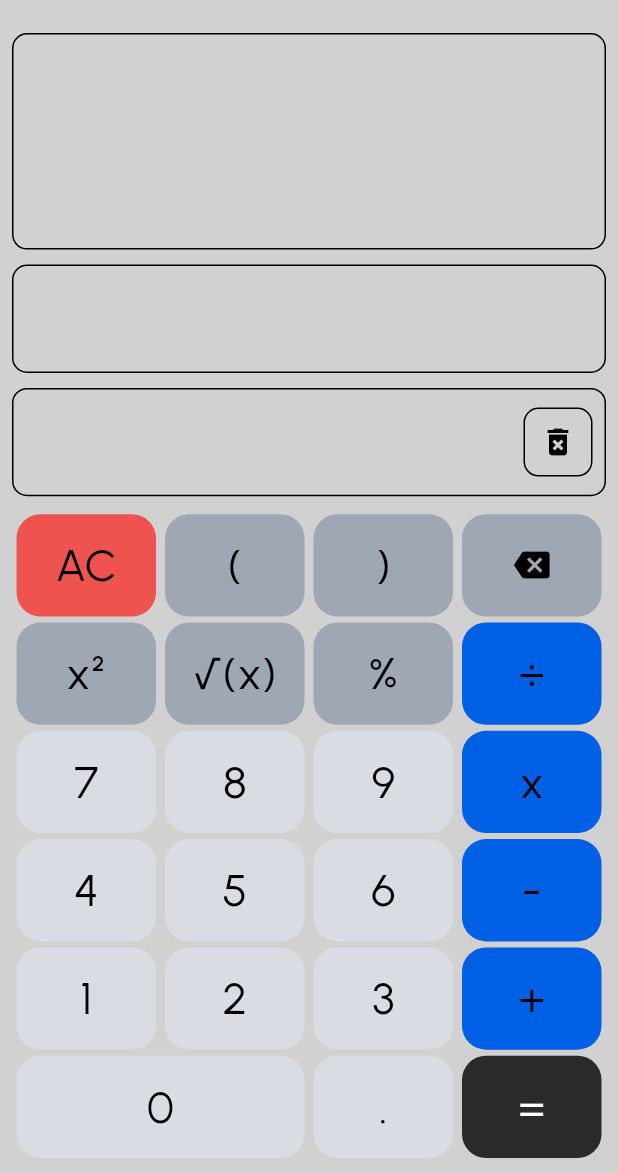
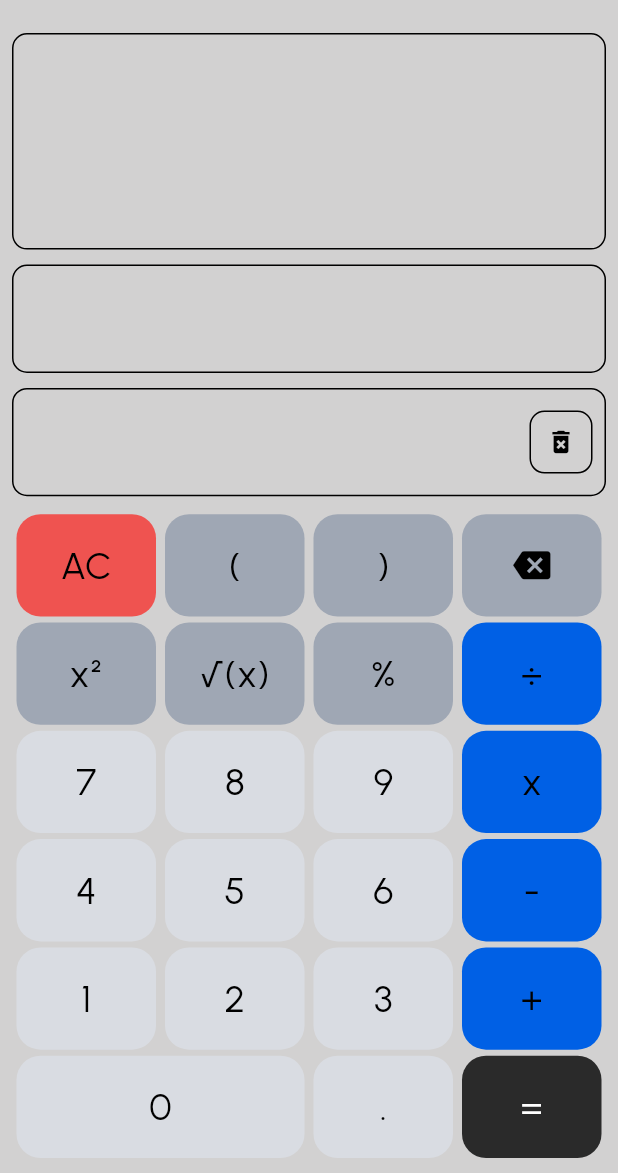
Before and after one commit to zamansheikh/Calcu, a Flutter app: the screen it shows after launch, on a phone screen of 412 x 824 dp, the part 63-1236 px from its top. Run offline on Flutter 3.47's test engine with Material 3 defaults, Android fonts, the phone set to English and light mode, and no system bars; our stand-ins replace flutter_screenutil, get_it, math_expressions, shared_preferences; project files that could hold a hidden picture were left out.

Commit message:
buttons are dynamic

```diff
--- a/lib/core/widgets/button.dart
+++ b/lib/core/widgets/button.dart
@@ -1,4 +1,5 @@
 import 'package:flutter/material.dart';
+import 'package:flutter_screenutil/flutter_screenutil.dart';
 
 class CustomButton extends StatelessWidget {
   final String buttonName;
@@ -42,7 +43,7 @@ class CustomButton extends StatelessWidget {
                 ? child
                 : Text(
                     buttonName,
-                    style: TextStyle(color: textColor, fontSize: 30),
+                    style: TextStyle(color: textColor, fontSize: 25.sp),
                   ),
           ),
         ),
--- a/lib/core/widgets/button_row1.dart
+++ b/lib/core/widgets/button_row1.dart
@@ -1,6 +1,7 @@
 import 'package:calcu/core/widgets/button.dart';
 import 'package:calcu/presentation/providers/home_provider.dart';
 import 'package:flutter/material.dart';
+import 'package:flutter_screenutil/flutter_screenutil.dart';
 import 'package:provider/provider.dart';
 
 class Buttonrow1 extends StatelessWidget {
@@ -51,6 +52,7 @@ class Buttonrow1 extends StatelessWidget {
               },
               textColor: Theme.of(context).colorScheme.inversePrimary,
               child: Icon(
+                size: 25.sp,
                 Icons.backspace,
                 color: Theme.of(context).colorScheme.inversePrimary,
               ),
```
Also changed, not shown: lib/core/widgets/saved_view_row.dart (+7 -2 lines).
